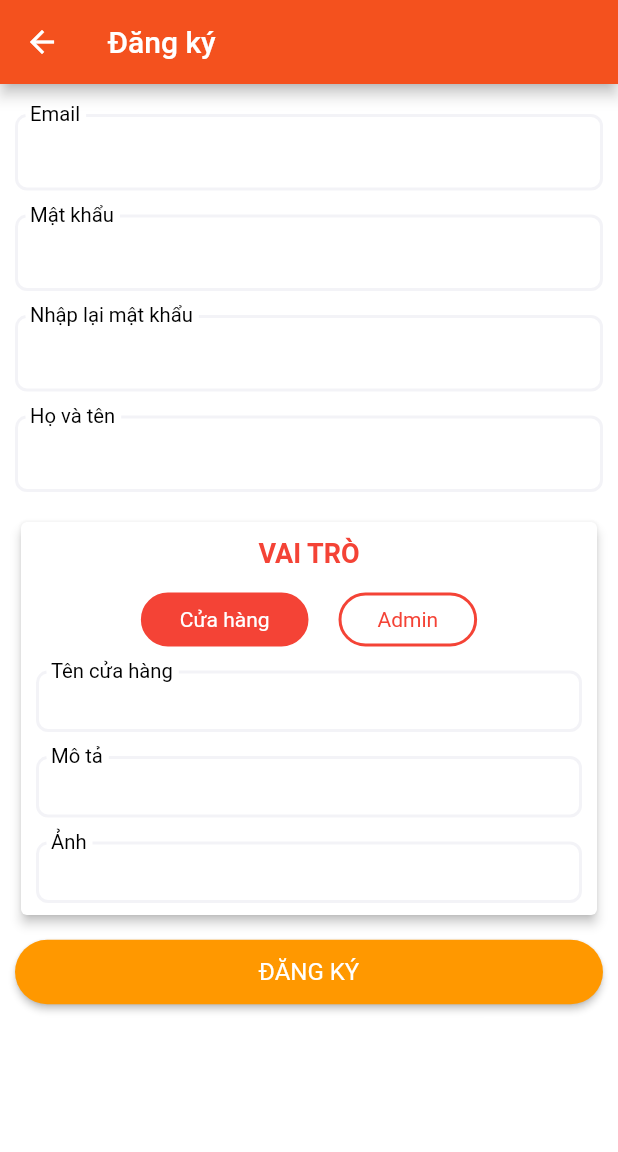
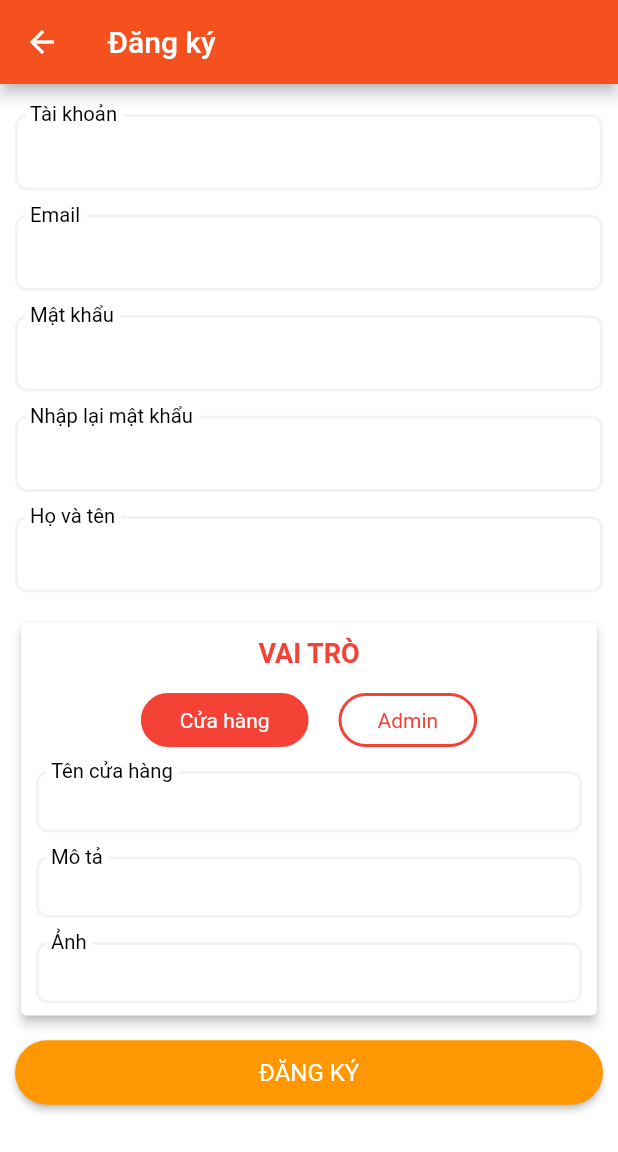
Before and after one commit to nghichcode/vena_store, a Flutter app: the Login screen opened directly, after a tap on "ĐĂNG KÝ", on a phone screen of 412 x 824 dp. Shown: the top 1152 px of the screen. Run offline on Flutter 3.47's test engine with Material 2 defaults, Android fonts, the phone set to English and light mode, and no system bars; our stand-ins replace flutter_bloc, hive, hive_flutter; missing offline and left inert: cryptography, qrscan; accounts and stored records are empty; network calls fail.

Commit message:
All new feature 040421

```diff
--- /dev/null
+++ b/lib/src/components/pure.dart
@@ -0,0 +1,54 @@
+import 'package:flutter/material.dart';
+
+class RowExpanded extends StatelessWidget {
+  final Widget child;
+
+  RowExpanded({@required this.child});
+
+  @override
+  Widget build(BuildContext context) {
+    return Row(children: [Expanded(child: child)]);
+  }
+}
+
+class ColumnExpanded extends StatelessWidget {
+  final Widget child;
+
+  ColumnExpanded({@required this.child});
+
+  @override
+  Widget build(BuildContext context) {
+    return Column(children: [Expanded(child: child)]);
+  }
+}
+
+class BorderTextField extends StatelessWidget {
+  final String hintText;
+  final EdgeInsetsGeometry contentPadding;
+  final BorderRadius borderRadius;
+
+  static const EdgeInsetsGeometry _contentPadding =
+      EdgeInsets.symmetric(vertical: 0, horizontal: 20);
+  static const BorderRadius _borderRadius =
+      BorderRadius.all(Radius.circular(28.0));
+
+  BorderTextField(
+      {@required this.hintText,
+      this.contentPadding = _contentPadding,
+      this.borderRadius = _borderRadius});
+
+  @override
+  Widget build(BuildContext context) {
+    return TextField(
+      style: TextStyle(color: Colors.white),
+      decoration: InputDecoration(
+          hintText: hintText,
+          hintStyle: TextStyle(color: Colors.grey.shade50),
+          contentPadding: contentPadding,
+          border: OutlineInputBorder(
+              borderSide: BorderSide.none, borderRadius: borderRadius),
+          filled: true,
+          fillColor: Colors.deepOrangeAccent.shade200),
+    );
+  }
+}
--- a/lib/src/screens/login_screen.dart
+++ b/lib/src/screens/login_screen.dart
@@ -1,6 +1,7 @@
 import 'package:flutter/material.dart';
+import 'package:vena_store/src/components/pure.dart';
 import 'package:vena_store/src/screens/main_screen.dart';
-import 'package:vena_store/src/screens/signup_screen.dart';
+import 'file:///D:/space/vena_store/lib/src/screens/signup/signup_screen.dart';
 
 class Login extends StatefulWidget {
   @override
@@ -16,7 +17,6 @@ class _LoginState extends State<Login> {
     setState(() {
       _modal_type = MODAL_TYPE.PROCESSING;
     });
-
   }
 
   @override
@@ -42,126 +42,63 @@ class _LoginState extends State<Login> {
                             fontWeight: FontWeight.bold),
                       ),
                     ),
-                        Row(
-                          children: [
-                            Expanded(
-                                child: TextField(
-                                  style: TextStyle(color: Colors.white),
-                                  decoration: InputDecoration(
-                                      hintText: 'Tài khoản',
-                                      hintStyle: TextStyle(color: Colors.white),
-                                      contentPadding: EdgeInsets.symmetric(
-                                          vertical: 0, horizontal: 20),
-                                      border: OutlineInputBorder(
-                                          borderSide: BorderSide.none,
-                                          borderRadius:
-                                          BorderRadius.all(
-                                              Radius.circular(28.0))),
-                                      filled: true,
-                                      fillColor: Colors.deepOrangeAccent
-                                          .shade200),
-                                ))
-                          ],
-                        ),
+                    RowExpanded(child: BorderTextField(hintText: 'Tài khoản')),
                     Padding(padding: EdgeInsets.symmetric(vertical: 4)),
-                        Row(
-                          children: [
-                            Expanded(
-                                child: TextField(
-                                  style: TextStyle(color: Colors.white),
-                                  decoration: InputDecoration(
-                                      hintText: 'Mật khẩu',
-                                      hintStyle: TextStyle(color: Colors.white),
-                                      contentPadding: EdgeInsets.symmetric(
-                                          vertical: 0, horizontal: 20),
-                                      border: OutlineInputBorder(
-                                          borderSide: BorderSide.none,
-                                          borderRadius:
-                                          BorderRadius.all(
-                                              Radius.circular(28.0))),
-                                      filled: true,
-                                      fillColor: Colors.deepOrangeAccent
-                                          .shade200),
-                                ))
-                          ],
-                        ),
+                    RowExpanded(child: BorderTextField(hintText: 'Mật khẩu')),
                     Padding(padding: EdgeInsets.symmetric(vertical: 10)),
-                        Row(
-                          children: [
-                            Expanded(
+                    RowExpanded(
                         child: RawMaterialButton(
                       child: Text('ĐĂNG NHẬP'),
                       onPressed: () {},
                       padding: EdgeInsets.symmetric(vertical: 12),
                       fillColor: Colors.deepOrange,
-                                  textStyle:
-                                  TextStyle(
-                                      color: Colors.white, fontSize: 16.0),
+                      textStyle: TextStyle(color: Colors.white, fontSize: 16.0),
                       shape: RoundedRectangleBorder(
                           borderRadius:
                               BorderRadius.all(Radius.circular(28.0))),
-                                ))
-                          ],
-                        ),
+                    )),
                     Padding(padding: EdgeInsets.symmetric(vertical: 2)),
-                        Row(
-                          children: [
-                            Expanded(
+                    RowExpanded(
                         child: RawMaterialButton(
                       child: Text('ĐĂNG KÝ'),
                       onPressed: () {
                         Navigator.push(
                           context,
-                                      MaterialPageRoute(
-                                          builder: (context) => SignUp()),
+                          MaterialPageRoute(builder: (context) => SignUp()),
                         );
                       },
                       padding: EdgeInsets.symmetric(vertical: 12),
                       fillColor: Colors.orange,
-                                  textStyle:
-                                  TextStyle(
-                                      color: Colors.white, fontSize: 16.0),
+                      textStyle: TextStyle(color: Colors.white, fontSize: 16.0),
                       shape: RoundedRectangleBorder(
                           borderRadius:
                               BorderRadius.all(Radius.circular(28.0))),
-                                ))
-                          ],
-                        ),
+                    )),
                     Padding(padding: EdgeInsets.symmetric(vertical: 2)),
-                        Row(
-                          children: [
-                            Expanded(
+                    RowExpanded(
                         child: RawMaterialButton(
                       child: Text('ĐĂNG NHẬP NHANH'),
                       onPressed: () {
                         Navigator.pushReplacement(
                           context,
-                                      MaterialPageRoute(
-                                          builder: (context) => Main()),
+                          MaterialPageRoute(builder: (context) => Main()),
                         );
                       },
                       padding: EdgeInsets.symmetric(vertical: 12),
                       fillColor: Colors.lime.shade600,
-                                  textStyle:
-                                  TextStyle(
-                                      color: Colors.white, fontSize: 16.0),
+                      textStyle: TextStyle(color: Colors.white, fontSize: 16.0),
                       shape: RoundedRectangleBorder(
                           borderRadius:
                               BorderRadius.all(Radius.circular(28.0))),
-                                ))
-                          ],
-                        ),
+                    )),
                     Padding(padding: EdgeInsets.symmetric(vertical: 2)),
-                        Row(
-                          children: [
-                            Expanded(
+                    RowExpanded(
                         child: FlatButton(
                       child: Text('QUÊN MẬT KHẨU ?'),
                       onPressed: () {
                         Navigator.pushReplacement(
                           context,
-                                      MaterialPageRoute(
-                                          builder: (context) => Main()),
+                          MaterialPageRoute(builder: (context) => Main()),
                         );
                       },
                       padding: EdgeInsets.symmetric(vertical: 12),
@@ -169,9 +106,7 @@ class _LoginState extends State<Login> {
                       shape: RoundedRectangleBorder(
                           borderRadius:
                               BorderRadius.all(Radius.circular(28.0))),
-                                ))
-                          ],
-                        ),
+                    )),
                   ],
                 )),
           ),
--- a/lib/src/screens/signup_screen.dart
+++ b/lib/src/screens/signup/signup_screen.dart
@@ -1,9 +1,7 @@
 import 'package:flutter/material.dart';
-import 'package:vena_store/src/components/awesome_tab.dart';
 import 'package:vena_store/src/components/awesome_text_field.dart';
-import 'package:vena_store/src/components/signup_role_card.dart';
-import 'package:vena_store/src/components/slider_tab.dart';
-import 'package:vena_store/src/types/types.dart';
+import 'file:///D:/space/vena_store/lib/src/screens/signup/signup_role_card.dart';
+import 'package:vena_store/src/components/pure.dart';
 
 class SignUp extends StatefulWidget {
   @override
@@ -33,6 +31,7 @@ class _SignUpState extends State<SignUp> {
                   padding: EdgeInsets.symmetric(horizontal: 10, vertical: 20),
                   child: Column(
                     children: [
+                      AwesomeTextField(labelText: 'Tài khoản'),
                       AwesomeTextField(labelText: 'Email'),
                       AwesomeTextField(labelText: 'Mật khẩu'),
                       AwesomeTextField(labelText: 'Nhập lại mật khẩu'),
```
Also changed, not shown: lib/src/components/search_bar.dart (+4 -3 lines), lib/src/screens/main/search_screen.dart (+23 -7 lines), lib/src/screens/signup/signup_role_card.dart (renamed from lib/src/components/signup_role_card.dart), pubspec.lock. Lines whose indentation alone changed are shown as unchanged.
